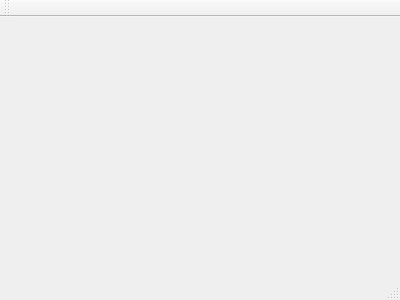
Before: the Qt Designer form Qt5Book/Qt5.9Samp/chap01/samp2_1/mainwindow.ui in Lizhhhh/learning, drawn with Qt 5.
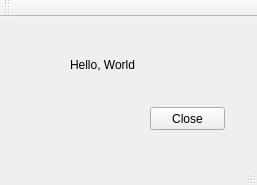
After: the same form once the commit is applied.

What changed in the file:
```diff
--- a/Qt5Book/Qt5.9Samp/chap01/samp2_1/mainwindow.ui
+++ b/Qt5Book/Qt5.9Samp/chap01/samp2_1/mainwindow.ui
@@ -1,24 +1,66 @@
 <ui version="4.0">
  <class>MainWindow</class>
- <widget class="QMainWindow" name="MainWindow" >
-  <property name="geometry" >
+ <widget class="QMainWindow" name="MainWindow">
+  <property name="geometry">
    <rect>
     <x>0</x>
     <y>0</y>
-    <width>400</width>
-    <height>300</height>
+    <width>257</width>
+    <height>185</height>
    </rect>
   </property>
   <property name="windowTitle" >
    <string>MainWindow</string>
   </property>
-  <widget class="QMenuBar" name="menuBar" />
-  <widget class="QToolBar" name="mainToolBar" />
-  <widget class="QWidget" name="centralWidget" />
-  <widget class="QStatusBar" name="statusBar" />
+  <widget class="QWidget" name="centralWidget">
+   <widget class="QPushButton" name="pushButton">
+    <property name="geometry">
+     <rect>
+      <x>150</x>
+      <y>90</y>
+      <width>75</width>
+      <height>23</height>
+     </rect>
+    </property>
+    <property name="text">
+     <string>Close</string>
+    </property>
+   </widget>
+   <widget class="QLabel" name="label">
+    <property name="geometry">
+     <rect>
+      <x>70</x>
+      <y>40</y>
+      <width>91</width>
+      <height>16</height>
+     </rect>
+    </property>
+    <property name="text">
+     <string>Hello, World</string>
+    </property>
+   </widget>
+  </widget>
+  <widget class="QMenuBar" name="menuBar">
+   <property name="geometry">
+    <rect>
+     <x>0</x>
+     <y>0</y>
+     <width>257</width>
+     <height>23</height>
+    </rect>
+   </property>
+  </widget>
+  <widget class="QToolBar" name="mainToolBar">
+   <attribute name="toolBarArea">
+    <enum>TopToolBarArea</enum>
+   </attribute>
+   <attribute name="toolBarBreak">
+    <bool>false</bool>
+   </attribute>
+  </widget>
+  <widget class="QStatusBar" name="statusBar"/>
  </widget>
- <layoutDefault spacing="6" margin="11" />
- <pixmapfunction></pixmapfunction>
+ <layoutdefault spacing="6" margin="11"/>
  <resources/>
  <connections/>
 </ui>
```
Left out of the diff: 3 changed lines with no effect on the pictures.
